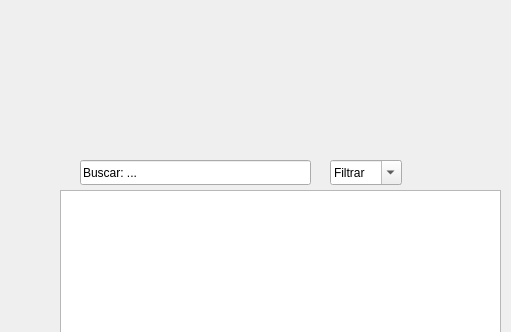
Jonatan-npe/gestor-inventario, file inventario.ui: the form before one commit; both pictures show x 120 to 631 and y 0 to 332 of the 800 by 600 pixel window.
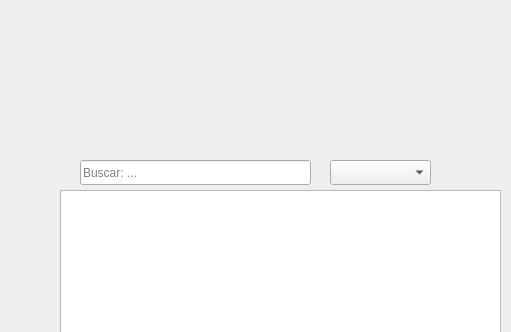
The form after the commit.

Commit message:
Enhance UI components in inventario.ui
- Updated QLineEdit properties to include echoMode, readOnly, and placeholderText for better user experience.
- Adjusted width of a widget for improved layout.
- Modified combo box properties to set currentText and disable duplicates, ensuring cleaner data filtering.

```diff
--- a/inventario.ui
+++ b/inventario.ui
@@ -34,6 +34,15 @@
      </rect>
     </property>
     <property name="text">
+     <string/>
+    </property>
+    <property name="echoMode">
+     <enum>QLineEdit::Normal</enum>
+    </property>
+    <property name="readOnly">
+     <bool>false</bool>
+    </property>
+    <property name="placeholderText">
      <string>Buscar: ...</string>
     </property>
    </widget>
@@ -42,17 +51,17 @@
      <rect>
       <x>450</x>
       <y>160</y>
-      <width>72</width>
+      <width>101</width>
       <height>25</height>
      </rect>
     </property>
     <property name="toolTip">
      <string>Seleccciona el modo de filtrado para los datos</string>
     </property>
-    <property name="editable">
-     <bool>true</bool>
-    </property>
     <property name="currentText">
+     <string/>
+    </property>
+    <property name="placeholderText">
      <string>Filtrar</string>
     </property>
    </widget>
```
Left out of the diff: 3 changed lines with no effect on the pictures. The commit also changes 5 other files.
